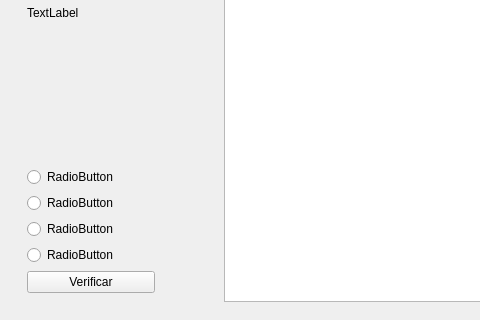
First picture: the form in mainwindow.ui, repository raqquel21/carta-nautica, before the edit; both pictures show x 0 to 480 and y 217 to 537 of the 683 by 537 pixel window.
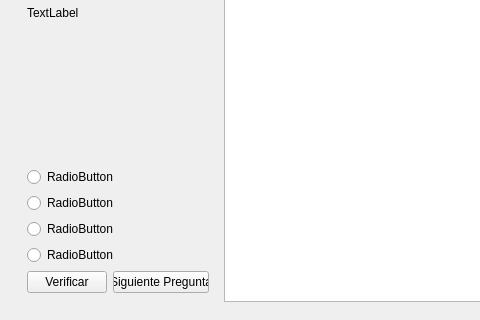
Second picture: the form after the edit. Icons and pictures are not drawn.

Commit message: siguiente pregunta

Patch:
```diff
--- a/mainwindow.ui
+++ b/mainwindow.ui
@@ -785,27 +785,6 @@
            <property name="sizeConstraint">
             <enum>QLayout::SizeConstraint::SetDefaultConstraint</enum>
            </property>
-           <item row="5" column="0">
-            <widget class="QRadioButton" name="radioButton_3">
-             <property name="text">
-              <string>RadioButton</string>
-             </property>
-            </widget>
-           </item>
-           <item row="6" column="0">
-            <widget class="QRadioButton" name="radioButton_4">
-             <property name="text">
-              <string>RadioButton</string>
-             </property>
-            </widget>
-           </item>
-           <item row="3" column="0">
-            <widget class="QRadioButton" name="radioButton">
-             <property name="text">
-              <string>RadioButton</string>
-             </property>
-            </widget>
-           </item>
            <item row="2" column="0" colspan="2">
             <widget class="QLabel" name="label">
              <property name="sizePolicy">
@@ -817,17 +796,19 @@
              <property name="text">
               <string>TextLabel</string>
              </property>
-            </widget>
-           </item>
-           <item row="4" column="0">
-            <widget class="QRadioButton" name="radioButton_2">
-             <property name="text">
-              <string>RadioButton</string>
+             <property name="wordWrap">
+              <bool>true</bool>
              </property>
             </widget>
            </item>
            <item row="7" column="0">
             <widget class="QPushButton" name="pushButton_2">
+             <property name="sizePolicy">
+              <sizepolicy hsizetype="MinimumExpanding" vsizetype="Fixed">
+               <horstretch>0</horstretch>
+               <verstretch>0</verstretch>
+              </sizepolicy>
+             </property>
              <property name="text">
               <string>Verificar</string>
              </property>
@@ -865,6 +846,71 @@
              </property>
             </widget>
            </item>
+           <item row="7" column="1">
+            <widget class="QPushButton" name="pushButton_3">
+             <property name="sizePolicy">
+              <sizepolicy hsizetype="Minimum" vsizetype="Fixed">
+               <horstretch>0</horstretch>
+               <verstretch>0</verstretch>
+              </sizepolicy>
+             </property>
+             <property name="text">
+              <string>Siguiente Pregunta</string>
+             </property>
+            </widget>
+           </item>
+           <item row="3" column="0" colspan="2">
+            <widget class="QRadioButton" name="radioButton">
+             <property name="sizePolicy">
+              <sizepolicy hsizetype="Minimum" vsizetype="Maximum">
+               <horstretch>0</horstretch>
+               <verstretch>0</verstretch>
+              </sizepolicy>
+             </property>
+             <property name="text">
+              <string>RadioButton</string>
+             </property>
+            </widget>
+           </item>
+           <item row="6" column="0" colspan="2">
+            <widget class="QRadioButton" name="radioButton_4">
+             <property name="sizePolicy">
+              <sizepolicy hsizetype="Minimum" vsizetype="Fixed">
+               <horstretch>0</horstretch>
+               <verstretch>0</verstretch>
+              </sizepolicy>
+             </property>
+             <property name="text">
+              <string>RadioButton</string>
+             </property>
+            </widget>
+           </item>
+           <item row="5" column="0" colspan="2">
+            <widget class="QRadioButton" name="radioButton_3">
+             <property name="sizePolicy">
+              <sizepolicy hsizetype="Minimum" vsizetype="Fixed">
+               <horstretch>0</horstretch>
+               <verstretch>0</verstretch>
+              </sizepolicy>
+             </property>
+             <property name="text">
+              <string>RadioButton</string>
+             </property>
+            </widget>
+           </item>
+           <item row="4" column="0" colspan="2">
+            <widget class="QRadioButton" name="radioButton_2">
+             <property name="sizePolicy">
+              <sizepolicy hsizetype="Minimum" vsizetype="Fixed">
+               <horstretch>0</horstretch>
+               <verstretch>0</verstretch>
+              </sizepolicy>
+             </property>
+             <property name="text">
+              <string>RadioButton</string>
+             </property>
+            </widget>
+           </item>
           </layout>
          </widget>
         </item>
```
Left out of the diff: 2 changed lines with no effect on the pictures. The commit also changes 9 other files.
